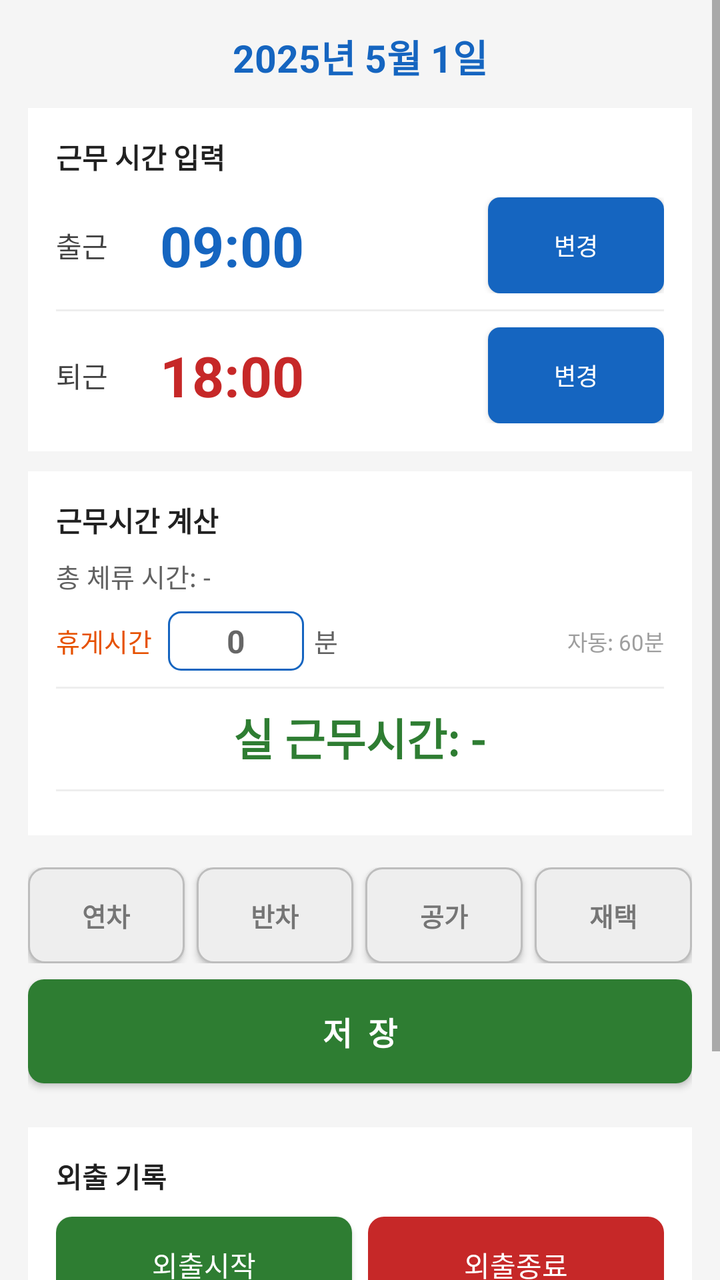
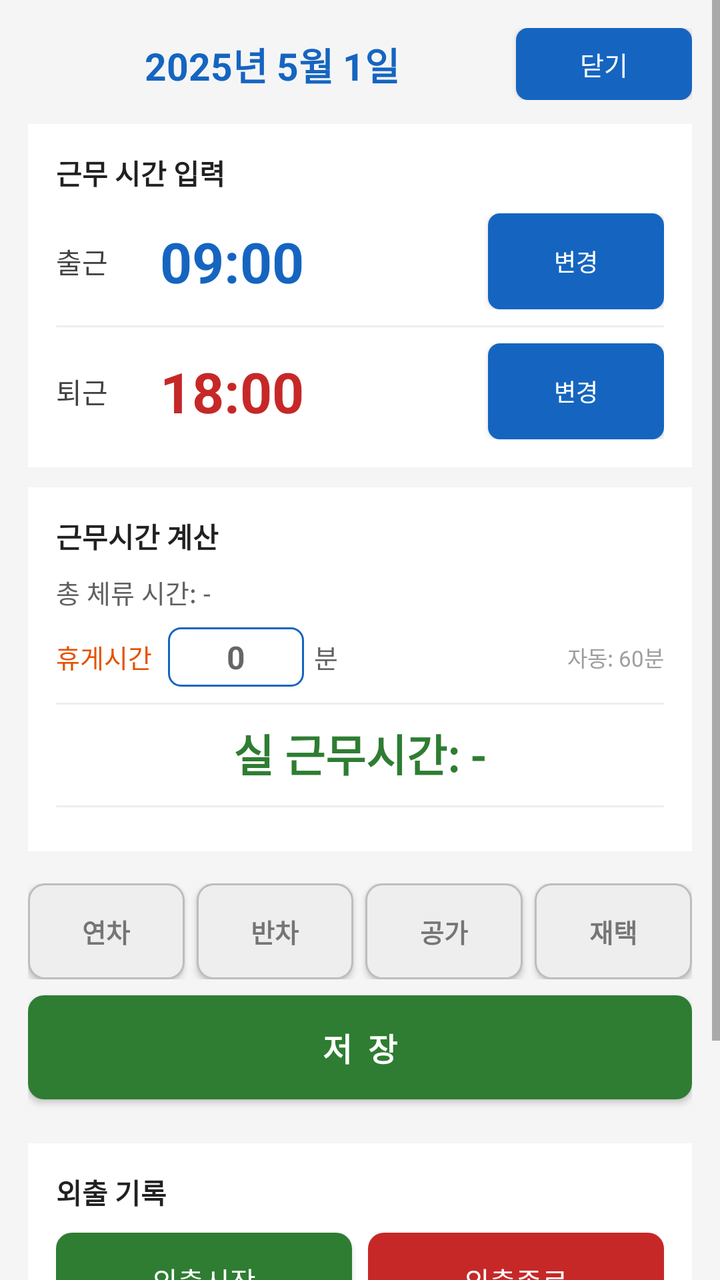

The first picture is an Android layout as it rendered before a commit; the second is the same layout after the commit. The layout source and the unified diff follow.
<!-- AndroidManifest.xml: application theme AppTheme -->
<!-- res/layout/activity_day_detail.xml -->
<?xml version="1.0" encoding="utf-8"?>
<ScrollView xmlns:android="http://schemas.android.com/apk/res/android"
    android:id="@+id/root_day_detail"
    android:layout_width="match_parent"
    android:layout_height="match_parent"
    android:background="#F5F5F5">

    <LinearLayout
        android:layout_width="match_parent"
        android:layout_height="wrap_content"
        android:orientation="vertical"
        android:padding="14dp">

        
        <TextView
            android:id="@+id/tv_detail_date"
            android:layout_width="match_parent"
            android:layout_height="wrap_content"
            android:textSize="19sp"
            android:textColor="#1565C0"
            android:textStyle="bold"
            android:gravity="center"
            android:layout_marginBottom="12dp"
            android:text="2025년 5월 1일" />

        
        <LinearLayout
            android:id="@+id/layout_time_card"
            android:layout_width="match_parent"
            android:layout_height="wrap_content"
            android:orientation="vertical"
            android:background="#FFFFFF"
            android:padding="14dp"
            android:layout_marginBottom="10dp">

            <TextView
                android:layout_width="wrap_content"
                android:layout_height="wrap_content"
                android:text="근무 시간 입력"
                android:textSize="14sp"
                android:textColor="#212121"
                android:textStyle="bold"
                android:layout_marginBottom="10dp" />

            
            <LinearLayout
                android:layout_width="match_parent"
                android:layout_height="wrap_content"
                android:orientation="horizontal"
                android:gravity="center_vertical"
                android:layout_marginBottom="8dp">

                <TextView
                    android:layout_width="52dp"
                    android:layout_height="wrap_content"
                    android:text="출근"
                    android:textSize="14sp"
                    android:textColor="#424242" />

                <TextView
                    android:id="@+id/tv_start_time"
                    android:layout_width="0dp"
                    android:layout_height="wrap_content"
                    android:layout_weight="1"
                    android:textSize="28sp"
                    android:textColor="#1565C0"
                    android:textStyle="bold"
                    android:text="09:00" />

                <Button
                    android:id="@+id/btn_checkin"
                    android:layout_width="wrap_content"
                    android:layout_height="wrap_content"
                    android:text="출근"
                    android:textSize="12sp"
                    android:background="@drawable/bg_checkin_button"
                    android:textColor="#FFFFFF"
                    android:paddingLeft="12dp"
                    android:paddingRight="12dp"
                    android:layout_marginEnd="4dp"
                    android:visibility="gone" />

                <Button
                    android:id="@+id/btn_edit_start"
                    android:layout_width="wrap_content"
                    android:layout_height="wrap_content"
                    android:text="변경"
                    android:textSize="12sp"
                    android:background="@drawable/bg_primary_button"
                    android:textColor="#FFFFFF"
                    android:paddingLeft="14dp"
                    android:paddingRight="14dp" />
            </LinearLayout>

            <View android:layout_width="match_parent" android:layout_height="1dp"
                android:background="#EEEEEE"/>

            
            <LinearLayout
                android:layout_width="match_parent"
                android:layout_height="wrap_content"
                android:orientation="horizontal"
                android:gravity="center_vertical"
                android:layout_marginTop="8dp">

                <TextView
                    android:layout_width="52dp"
                    android:layout_height="wrap_content"
                    android:text="퇴근"
                    android:textSize="14sp"
                    android:textColor="#424242" />

                <TextView
                    android:id="@+id/tv_end_time"
                    android:layout_width="0dp"
                    android:layout_height="wrap_content"
                    android:layout_weight="1"
                    android:textSize="28sp"
                    android:textColor="#C62828"
                    android:textStyle="bold"
                    android:text="18:00" />

                <Button
                    android:id="@+id/btn_checkout"
                    android:layout_width="wrap_content"
                    android:layout_height="wrap_content"
                    android:text="퇴근"
                    android:textSize="12sp"
                    android:background="@drawable/bg_checkout_button"
                    android:textColor="#FFFFFF"
                    android:paddingLeft="12dp"
                    android:paddingRight="12dp"
                    android:layout_marginEnd="4dp"
                    android:visibility="gone" />

                <Button
                    android:id="@+id/btn_edit_end"
                    android:layout_width="wrap_content"
                    android:layout_height="wrap_content"
                    android:text="변경"
                    android:textSize="12sp"
                    android:background="@drawable/bg_primary_button"
                    android:textColor="#FFFFFF"
                    android:paddingLeft="14dp"
                    android:paddingRight="14dp" />
            </LinearLayout>
        </LinearLayout>

        
        <LinearLayout
            android:id="@+id/layout_calc_card"
            android:layout_width="match_parent"
            android:layout_height="wrap_content"
            android:orientation="vertical"
            android:background="#FFFFFF"
            android:padding="14dp"
            android:layout_marginBottom="16dp">

            <TextView
                android:layout_width="wrap_content"
                android:layout_height="wrap_content"
                android:text="근무시간 계산"
                android:textSize="14sp"
                android:textColor="#212121"
                android:textStyle="bold"
                android:layout_marginBottom="8dp" />

            <TextView
                android:id="@+id/tv_raw_work"
                android:layout_width="match_parent"
                android:layout_height="wrap_content"
                android:textSize="13sp"
                android:textColor="#616161"
                android:layout_marginBottom="8dp"
                android:text="총 체류 시간: -" />

            
            <LinearLayout
                android:layout_width="match_parent"
                android:layout_height="wrap_content"
                android:orientation="horizontal"
                android:gravity="center_vertical"
                android:layout_marginBottom="8dp">

                <TextView
                    android:layout_width="wrap_content"
                    android:layout_height="wrap_content"
                    android:text="휴게시간"
                    android:textSize="13sp"
                    android:textColor="#E65100" />

                <EditText
                    android:id="@+id/et_break_minutes"
                    android:layout_width="68dp"
                    android:layout_height="wrap_content"
                    android:layout_marginLeft="8dp"
                    android:inputType="number"
                    android:textSize="16sp"
                    android:textColor="#E65100"
                    android:textStyle="bold"
                    android:gravity="center"
                    android:maxLength="3"
                    android:hint="0"
                    android:background="@drawable/bg_outlined_button"
                    android:paddingTop="4dp"
                    android:paddingBottom="4dp" />

                <TextView
                    android:layout_width="wrap_content"
                    android:layout_height="wrap_content"
                    android:layout_marginLeft="5dp"
                    android:text="분"
                    android:textSize="13sp"
                    android:textColor="#616161" />

                <TextView
                    android:id="@+id/tv_break_hint"
                    android:layout_width="0dp"
                    android:layout_height="wrap_content"
                    android:layout_weight="1"
                    android:gravity="end"
                    android:textSize="11sp"
                    android:textColor="#9E9E9E"
                    android:text="자동: 60분" />
            </LinearLayout>

            <View android:layout_width="match_parent" android:layout_height="1dp"
                android:background="#EEEEEE" android:layout_marginBottom="8dp"/>

            <TextView
                android:id="@+id/tv_net_work"
                android:layout_width="match_parent"
                android:layout_height="wrap_content"
                android:textSize="22sp"
                android:textStyle="bold"
                android:textColor="#2E7D32"
                android:gravity="center"
                android:text="실 근무시간: -" />

            <View android:layout_width="match_parent" android:layout_height="1dp"
                android:background="#EEEEEE"
                android:layout_marginTop="10dp" android:layout_marginBottom="8dp"/>

            
            <LinearLayout
                android:id="@+id/ll_seg_container"
                android:layout_width="match_parent"
                android:layout_height="wrap_content"
                android:orientation="vertical"
                android:visibility="gone">

                <LinearLayout
                    android:layout_width="match_parent"
                    android:layout_height="wrap_content"
                    android:orientation="horizontal"
                    android:gravity="center_vertical"
                    android:layout_marginBottom="4dp">
                    <TextView
                        android:layout_width="68dp"
                        android:layout_height="wrap_content"
                        android:text="근무"
                        android:textSize="12sp"
                        android:textColor="#424242" />
                    <TextView
                        android:id="@+id/tv_seg_regular"
                        android:layout_width="0dp"
                        android:layout_height="wrap_content"
                        android:layout_weight="1"
                        android:textSize="12sp"
                        android:textStyle="bold"
                        android:textColor="#2E7D32" />
                </LinearLayout>

                <LinearLayout
                    android:id="@+id/ll_seg_weekday_night"
                    android:layout_width="match_parent"
                    android:layout_height="wrap_content"
                    android:orientation="horizontal"
                    android:gravity="center_vertical"
                    android:layout_marginBottom="4dp"
                    android:visibility="gone">
                    <TextView
                        android:layout_width="68dp"
                        android:layout_height="wrap_content"
                        android:text="평일야간"
                        android:textSize="12sp"
                        android:textColor="#424242" />
                    <TextView
                        android:id="@+id/tv_seg_weekday_night"
                        android:layout_width="0dp"
                        android:layout_height="wrap_content"
                        android:layout_weight="1"
                        android:textSize="12sp"
                        android:textStyle="bold"
                        android:textColor="#5C6BC0" />
                </LinearLayout>

                <LinearLayout
                    android:id="@+id/ll_seg_holiday_day"
                    android:layout_width="match_parent"
                    android:layout_height="wrap_content"
                    android:orientation="horizontal"
                    android:gravity="center_vertical"
                    android:layout_marginBottom="4dp"
                    android:visibility="gone">
                    <TextView
                        android:layout_width="68dp"
                        android:layout_height="wrap_content"
                        android:text="휴일주간"
                        android:textSize="12sp"
                        android:textColor="#424242" />
                    <TextView
                        android:id="@+id/tv_seg_holiday_day"
                        android:layout_width="0dp"
                        android:layout_height="wrap_content"
                        android:layout_weight="1"
                        android:textSize="12sp"
                        android:textStyle="bold"
                        android:textColor="#E65100" />
                </LinearLayout>

                <LinearLayout
                    android:id="@+id/ll_seg_holiday_night"
                    android:layout_width="match_parent"
                    android:layout_height="wrap_content"
                    android:orientation="horizontal"
                    android:gravity="center_vertical"
                    android:visibility="gone">
                    <TextView
                        android:layout_width="68dp"
                        android:layout_height="wrap_content"
                        android:text="휴일야간"
                        android:textSize="12sp"
                        android:textColor="#424242" />
                    <TextView
                        android:id="@+id/tv_seg_holiday_night"
                        android:layout_width="0dp"
                        android:layout_height="wrap_content"
                        android:layout_weight="1"
                        android:textSize="12sp"
                        android:textStyle="bold"
                        android:textColor="#B71C1C" />
                </LinearLayout>
            </LinearLayout>
        </LinearLayout>

        
        <TextView
            android:id="@+id/tv_annual_note"
            android:layout_width="match_parent"
            android:layout_height="wrap_content"
            android:text=""
            android:textSize="12sp"
            android:textColor="#C62828"
            android:gravity="center"
            android:layout_marginBottom="6dp"
            android:visibility="gone" />

        
        <LinearLayout
            android:layout_width="match_parent"
            android:layout_height="wrap_content"
            android:orientation="horizontal"
            android:layout_marginBottom="8dp">

            <Button
                android:id="@+id/btn_annual_leave"
                android:layout_width="0dp"
                android:layout_height="48dp"
                android:layout_weight="1"
                android:text="연차"
                android:textSize="13sp"
                android:textColor="#757575"
                android:textStyle="bold"
                android:background="@drawable/bg_leave_inactive"
                android:layout_marginEnd="3dp" />

            <Button
                android:id="@+id/btn_half_leave"
                android:layout_width="0dp"
                android:layout_height="48dp"
                android:layout_weight="1"
                android:text="반차"
                android:textSize="13sp"
                android:textColor="#757575"
                android:textStyle="bold"
                android:background="@drawable/bg_leave_inactive"
                android:layout_marginStart="3dp"
                android:layout_marginEnd="3dp" />

            <Button
                android:id="@+id/btn_public_leave"
                android:layout_width="0dp"
                android:layout_height="48dp"
                android:layout_weight="1"
                android:text="공가"
                android:textSize="13sp"
                android:textColor="#757575"
                android:textStyle="bold"
                android:background="@drawable/bg_leave_inactive"
                android:layout_marginStart="3dp"
                android:layout_marginEnd="3dp" />

            <Button
                android:id="@+id/btn_remote_work"
                android:layout_width="0dp"
                android:layout_height="48dp"
                android:layout_weight="1"
                android:text="재택"
                android:textSize="13sp"
                android:textColor="#757575"
                android:textStyle="bold"
                android:background="@drawable/bg_leave_inactive"
                android:layout_marginStart="3dp" />
        </LinearLayout>

        
        <Button
            android:id="@+id/btn_save"
            android:layout_width="match_parent"
            android:layout_height="52dp"
            android:text="저  장"
            android:textSize="16sp"
            android:textColor="#FFFFFF"
            android:textStyle="bold"
            android:background="@drawable/bg_save_button"
            android:layout_marginBottom="10dp" />

        
        <Button
            android:id="@+id/btn_delete"
            android:layout_width="match_parent"
            android:layout_height="46dp"
            android:text="이 날 기록 삭제"
            android:textSize="13sp"
            android:textColor="#C62828"
            android:background="@drawable/bg_delete_button"
            android:visibility="gone" />

        
        <LinearLayout
            android:id="@+id/ll_outing_card"
            android:layout_width="match_parent"
            android:layout_height="wrap_content"
            android:orientation="vertical"
            android:background="#FFFFFF"
            android:padding="14dp"
            android:layout_marginTop="12dp">

            <TextView
                android:layout_width="wrap_content"
                android:layout_height="wrap_content"
                android:text="외출 기록"
                android:textSize="14sp"
                android:textColor="#212121"
                android:textStyle="bold"
                android:layout_marginBottom="10dp" />

            <LinearLayout
                android:layout_width="match_parent"
                android:layout_height="wrap_content"
                android:orientation="horizontal"
                android:layout_marginBottom="8dp">

                <Button
                    android:id="@+id/btn_outing_start"
                    android:layout_width="0dp"
                    android:layout_height="48dp"
                    android:layout_weight="1"
                    android:text="외출시작"
                    android:textSize="14sp"
                    android:textColor="#FFFFFF"
                    android:background="@drawable/bg_save_button"
                    android:layout_marginEnd="4dp" />

                <Button
                    android:id="@+id/btn_outing_end"
                    android:layout_width="0dp"
                    android:layout_height="48dp"
                    android:layout_weight="1"
                    android:text="외출종료"
                    android:textSize="14sp"
                    android:textColor="#FFFFFF"
                    android:background="@drawable/bg_checkout_button"
                    android:layout_marginStart="4dp"
                    android:enabled="false" />
            </LinearLayout>

            <TextView
                android:id="@+id/tv_outing_elapsed"
                android:layout_width="match_parent"
                android:layout_height="wrap_content"
                android:text="경과: --:--:--"
                android:textSize="18sp"
                android:textStyle="bold"
                android:textColor="#1565C0"
                android:fontFamily="monospace"
                android:gravity="center"
                android:layout_marginBottom="4dp" />

            <TextView
                android:id="@+id/tv_outing_total"
                android:layout_width="match_parent"
                android:layout_height="wrap_content"
                android:text="일 누적: --"
                android:textSize="13sp"
                android:textColor="#616161"
                android:gravity="center"
                android:layout_marginBottom="8dp" />

            <View android:layout_width="match_parent" android:layout_height="1dp"
                android:background="#EEEEEE" android:layout_marginBottom="8dp"/>

            
            <LinearLayout
                android:layout_width="match_parent"
                android:layout_height="wrap_content"
                android:orientation="horizontal"
                android:layout_marginBottom="4dp">

                <TextView android:layout_width="0dp" android:layout_height="wrap_content"
                    android:layout_weight="1" android:text="시작"
                    android:textSize="11sp" android:textStyle="bold"
                    android:textColor="#424242" android:gravity="center" />

                <TextView android:layout_width="0dp" android:layout_height="wrap_content"
                    android:layout_weight="1" android:text="종료"
                    android:textSize="11sp" android:textStyle="bold"
                    android:textColor="#424242" android:gravity="center" />

                <TextView android:layout_width="0dp" android:layout_height="wrap_content"
                    android:layout_weight="1" android:text="외출시간"
                    android:textSize="11sp" android:textStyle="bold"
                    android:textColor="#424242" android:gravity="center" />

                <TextView android:layout_width="52dp" android:layout_height="wrap_content"
                    android:text="삭제" android:textSize="11sp" android:textStyle="bold"
                    android:textColor="#424242" android:gravity="center" />
            </LinearLayout>

            
            <LinearLayout
                android:id="@+id/ll_outing_rows"
                android:layout_width="match_parent"
                android:layout_height="wrap_content"
                android:orientation="vertical" />
        </LinearLayout>

    </LinearLayout>
</ScrollView>
<!-- resources referenced by this layout -->
<resources>
  <!-- drawable bg_checkin_button (drawable) -->
  <?xml version="1.0" encoding="utf-8"?>
  <shape xmlns:android="http://schemas.android.com/apk/res/android"
      android:shape="rectangle">
      <solid android:color="#388E3C" />
      <corners android:radius="8dp" />
  </shape>
  <!-- drawable bg_checkout_button (drawable) -->
  <?xml version="1.0" encoding="utf-8"?>
  <shape xmlns:android="http://schemas.android.com/apk/res/android"
      android:shape="rectangle">
      <solid android:color="#C62828" />
      <corners android:radius="8dp" />
  </shape>
  <!-- drawable bg_delete_button (drawable) -->
  <?xml version="1.0" encoding="utf-8"?>
  <shape xmlns:android="http://schemas.android.com/apk/res/android"
      android:shape="rectangle">
      <solid android:color="#FFFFFF" />
      <stroke android:width="1dp" android:color="#C62828" />
      <corners android:radius="8dp" />
  </shape>
  <!-- drawable bg_leave_inactive (drawable) -->
  <?xml version="1.0" encoding="utf-8"?>
  <shape xmlns:android="http://schemas.android.com/apk/res/android"
      android:shape="rectangle">
      <solid android:color="#EEEEEE" />
      <stroke android:width="1dp" android:color="#BDBDBD" />
      <corners android:radius="8dp" />
  </shape>
  <!-- drawable bg_outlined_button (drawable) -->
  <?xml version="1.0" encoding="utf-8"?>
  <shape xmlns:android="http://schemas.android.com/apk/res/android"
      android:shape="rectangle">
      <solid android:color="#FFFFFF" />
      <stroke android:width="1dp" android:color="#1565C0" />
      <corners android:radius="6dp" />
  </shape>
  <!-- drawable bg_primary_button (drawable) -->
  <?xml version="1.0" encoding="utf-8"?>
  <shape xmlns:android="http://schemas.android.com/apk/res/android"
      android:shape="rectangle">
      <solid android:color="#1565C0" />
      <corners android:radius="6dp" />
  </shape>
  <!-- drawable bg_save_button (drawable) -->
  <?xml version="1.0" encoding="utf-8"?>
  <shape xmlns:android="http://schemas.android.com/apk/res/android"
      android:shape="rectangle">
      <solid android:color="#2E7D32" />
      <corners android:radius="8dp" />
  </shape>
  <style name="AppTheme" parent="Theme.AppCompat.Light.NoActionBar">
          <item name="colorPrimary">@color/colorPrimary</item>
          <item name="colorPrimaryDark">@color/colorPrimaryDark</item>
          <item name="colorAccent">@color/colorAccent</item>
      </style>
  <color name="colorPrimary">#1565C0</color>
  <color name="colorPrimaryDark">#0D47A1</color>
  <color name="colorAccent">#E65100</color>
</resources>

<!-- the commit's change to res/layout/activity_day_detail.xml (unified diff, before → after) -->
@@ -12,16 +12,35 @@
         android:padding="14dp">
 
         
-        <TextView
-            android:id="@+id/tv_detail_date"
+        <LinearLayout
             android:layout_width="match_parent"
             android:layout_height="wrap_content"
-            android:textSize="19sp"
-            android:textColor="#1565C0"
-            android:textStyle="bold"
-            android:gravity="center"
-            android:layout_marginBottom="12dp"
-            android:text="2025년 5월 1일" />
+            android:orientation="horizontal"
+            android:gravity="center_vertical"
+            android:layout_marginBottom="12dp">
+
+            <TextView
+                android:id="@+id/tv_detail_date"
+                android:layout_width="0dp"
+                android:layout_height="wrap_content"
+                android:layout_weight="1"
+                android:textSize="19sp"
+                android:textColor="#1565C0"
+                android:textStyle="bold"
+                android:gravity="center"
+                android:text="2025년 5월 1일" />
+
+            <Button
+                android:id="@+id/btn_close"
+                android:layout_width="wrap_content"
+                android:layout_height="36dp"
+                android:text="닫기"
+                android:textSize="13sp"
+                android:textColor="#FFFFFF"
+                android:background="@drawable/bg_primary_button"
+                android:paddingLeft="16dp"
+                android:paddingRight="16dp" />
+        </LinearLayout>
 
         
         <LinearLayout
